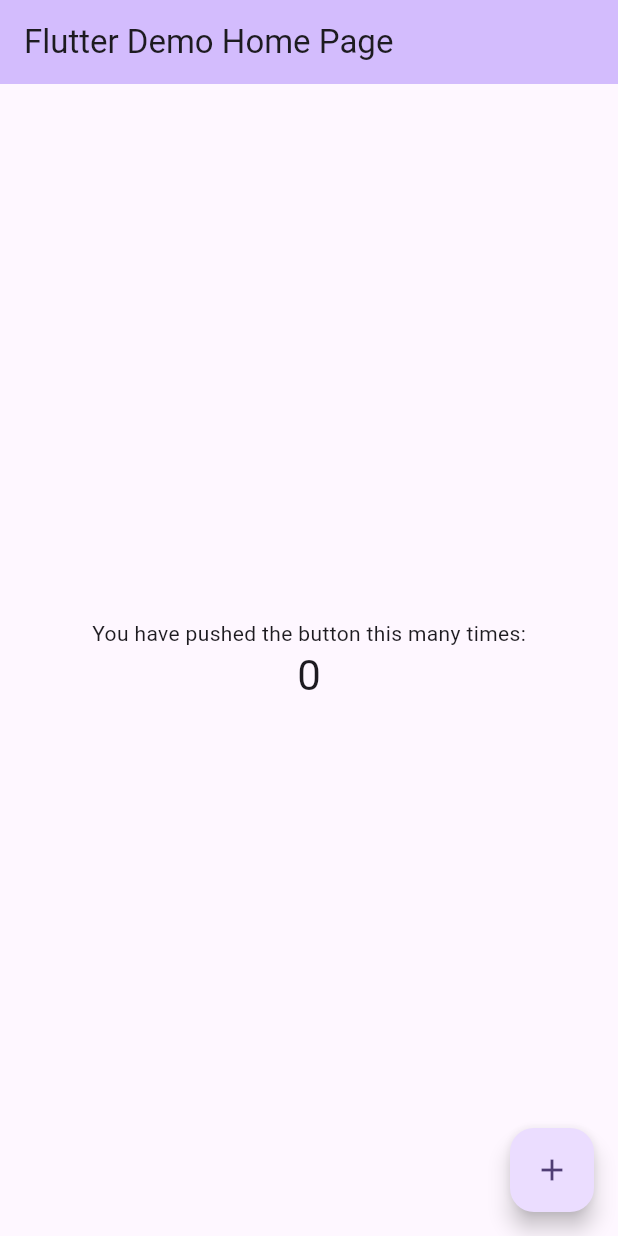
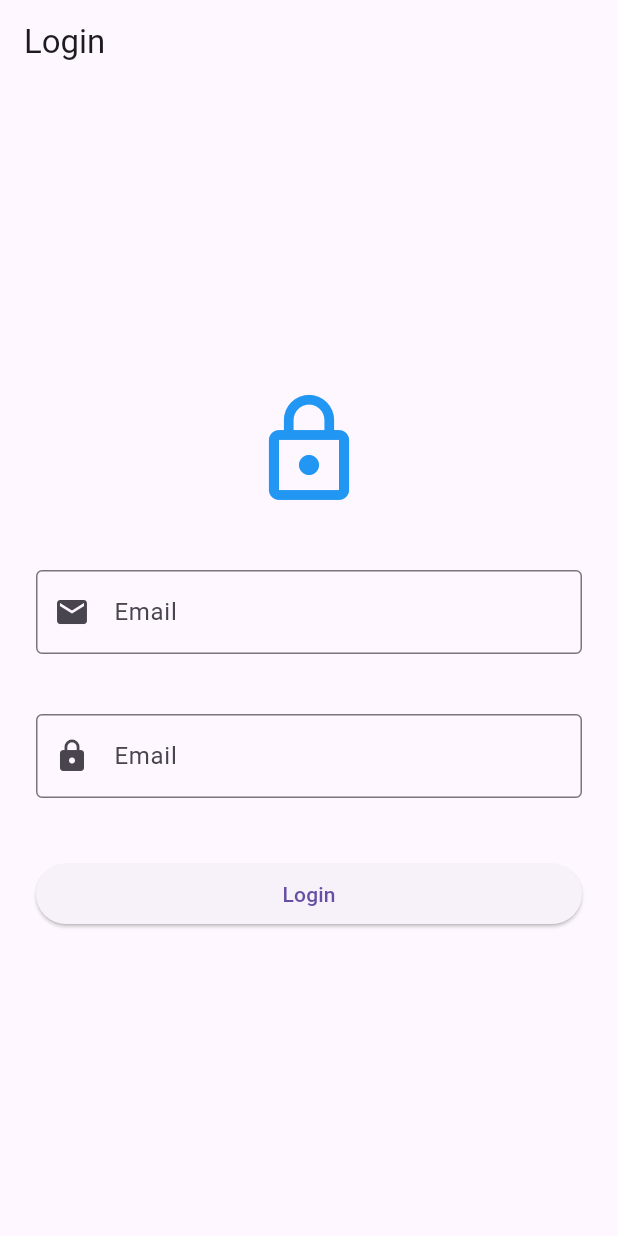
Before and after one commit to howlader97/Auth_flow_bloc_clean_architecture, a Flutter app: the screen it shows after launch, on a phone screen of 412 x 824 dp. Run offline on Flutter 3.47's test engine with Material 3 defaults, Android fonts, the phone set to English and light mode, and no system bars; our stand-ins replace dartz, equatable, flutter_bloc, get_it, go_router, shared_preferences.

Commit message:
auth flow have been done

```diff
--- a/lib/features/auth/domain/repository/auth_repository.dart
+++ b/lib/features/auth/domain/repository/auth_repository.dart
@@ -1,6 +1,5 @@
 import 'package:auth_flow_block_cleanarchitecture/features/auth/domain/entity/user_entity.dart';
 import 'package:dartz/dartz.dart';
-
 import '../../../../core/error/failures.dart';
 
 abstract class AuthRepository {
--- a/lib/features/auth/presentation/bloc/auth_bloc.dart
+++ b/lib/features/auth/presentation/bloc/auth_bloc.dart
@@ -21,6 +21,7 @@ class AuthBloc extends Bloc<AuthEvent, AuthState> {
     required this.getCurrentUserUseCase,
     required this.checkAuthUseCase,
   }) : super(AuthInitial()) {
+
     on<AuthCheckRequested>(_onAuthCheckRequested);
     on<AuthLoginRequested>(_onAuthLoginRequested);
     on<AuthLogoutRequested>(_onAuthLogoutRequested);
--- /dev/null
+++ b/lib/features/auth/presentation/pages/login_page.dart
@@ -0,0 +1,90 @@
+import 'package:auth_flow_block_cleanarchitecture/features/auth/presentation/bloc/auth_event.dart';
+import 'package:auth_flow_block_cleanarchitecture/features/auth/presentation/bloc/auth_state.dart';
+import 'package:flutter/material.dart';
+import 'package:flutter_bloc/flutter_bloc.dart';
+
+import '../bloc/auth_bloc.dart';
+
+class LoginPage extends StatefulWidget {
+  const LoginPage({super.key});
+
+  @override
+  State<LoginPage> createState() => _LoginPageState();
+}
+
+class _LoginPageState extends State<LoginPage> {
+  final _formKey = GlobalKey<FormState>();
+  final _emailController = TextEditingController();
+  final _passwordController = TextEditingController();
+
+  @override
+  void dispose() {
+    _emailController.dispose();
+    _passwordController.dispose();
+    super.dispose();
+  }
+
+  void _handleLogin() {
+    if (_formKey.currentState!.validate()) {
+      context.read<AuthBloc>().add(
+        AuthLoginRequested(
+          email: _emailController.text.trim(),
+          password: _passwordController.text,
+        ),
+      );
+    }
+  }
+
+  @override
+  Widget build(BuildContext context) {
+    return Scaffold(
+      appBar: AppBar(title: Text('Login')),
+      body: BlocConsumer<AuthBloc, AuthState>(
+        builder: (context, state) {
+          final isLoading = state is AuthLoading;
+          return Padding(
+            padding: EdgeInsets.all(24),
+            child: Form(
+              key: _formKey,
+              child: Column(
+                mainAxisAlignment: MainAxisAlignment.center,
+                crossAxisAlignment: CrossAxisAlignment.stretch,
+                children: [
+                  Icon(Icons.lock_outline, size: 80, color: Colors.blue),
+                  SizedBox(height: 40),
+                  TextFormField(
+                    controller: _emailController,
+                    enabled: !isLoading,
+                    keyboardType: TextInputType.emailAddress,
+                    decoration: InputDecoration(
+                      labelText: 'Email',
+                      border: OutlineInputBorder(),
+                      prefixIcon: Icon(Icons.email),
+                    ),
+                  ),
+                  SizedBox(height: 40),
+                  TextFormField(
+                    controller: _passwordController,
+                    enabled: !isLoading,
+                    keyboardType: TextInputType.number,
+                    decoration: InputDecoration(
+                      labelText: 'Email',
+                      border: OutlineInputBorder(),
+                      prefixIcon: Icon(Icons.lock),
+                    ),
+                  ),
+                  SizedBox(height: 40),
+                  ElevatedButton(
+                    onPressed: isLoading ? null : _handleLogin,
+                    child:isLoading ? SizedBox(height: 20,width: 20,child: CircularProgressIndicator(strokeWidth: 2,),): Text('Login'),
+                  ),
+                ],
+              ),
+            ),
+          );
+        },
+        listener: (BuildContext context, AuthState state) {},
+      ),
+    );
+  }
+}
--- a/lib/main.dart
+++ b/lib/main.dart
@@ -1,100 +1,32 @@
+import 'package:auth_flow_block_cleanarchitecture/router.dart';
 import 'package:flutter/material.dart';
+import 'package:flutter_bloc/flutter_bloc.dart';
 
-void main() {
+import 'features/auth/presentation/bloc/auth_bloc.dart';
+import 'injection_container.dart' ;
+
+Future<void> main() async {
+  WidgetsFlutterBinding.ensureInitialized();
+  await init();
   runApp(const MyApp());
 }
-
 class MyApp extends StatelessWidget {
   const MyApp({super.key});
 
-  // This widget is the root of your application.
   @override
   Widget build(BuildContext context) {
-    return MaterialApp(
-      title: 'Flutter Demo',
-      theme: ThemeData(
+    return BlocProvider(
+        create: (_) => sl<AuthBloc>(),
+    child: Builder(builder: (context) {
+      final authBloc = context.read<AuthBloc>();
+      final appRoute = AppRouter(authBloc: authBloc);
 
-        colorScheme: .fromSeed(seedColor: Colors.deepPurple),
-      ),
-      home: const MyHomePage(title: 'Flutter Demo Home Page'),
-    );
+      return MaterialApp.router(
+        title:  'Auth Clean App',
+        routerConfig: appRoute.router,
+        debugShowCheckedModeBanner: false,
+      );
+
+    }),);
   }
 }
-
-class MyHomePage extends StatefulWidget {
-  const MyHomePage({super.key, required this.title});
-
-  // This widget is the home page of your application. It is stateful, meaning
-  // that it has a State object (defined below) that contains fields that affect
-  // how it looks.
-
-  // This class is the configuration for the state. It holds the values (in this
-  // case the title) provided by the parent (in this case the App widget) and
-  // used by the build method of the State. Fields in a Widget subclass are
-  // always marked "final".
-
-  final String title;
-
-  @override
-  State<MyHomePage> createState() => _MyHomePageState();
-}
-
-class _MyHomePageState extends State<MyHomePage> {
-  int _counter = 0;
-
-  void _incrementCounter() {
-    setState(() {
-      // This call to setState tells the Flutter framework that something has
-      // changed in this State, which causes it to rerun the build method below
-      // so that the display can reflect the updated values. If we changed
-      // _counter without calling setState(), then the build method would not be
-      // called again, and so nothing would appear to happen.
-      _counter++;
-    });
-  }
-
-  @override
-  Widget build(BuildContext context) {
-    // This method is rerun every time setState is called, for instance as done
-    // by the _incrementCounter method above.
-    //
-    // The Flutter framework has been optimized to make rerunning build methods
-    // fast, so that you can just rebuild anything that needs updating rather
-    // than having to individually change instances of widgets.
-    return Scaffold(
-      appBar: AppBar(
-        // TRY THIS: Try changing the color here to a specific color (to
-        // Colors.amber, perhaps?) and trigger a hot reload to see the AppBar
-        // change color while the other colors stay the same.
-        backgroundColor: Theme.of(context).colorScheme.inversePrimary,
-        // Here we take the value from the MyHomePage object that was created by
-        // the App.build method, and use it to set our appbar title.
-        title: Text(widget.title),
-      ),
-      body: Center(
-        // Center is a layout widget. It takes a single child and positions it
-        // in the middle of the parent.
-        child: Column(
-
-
-          // TRY THIS: Invoke "debug painting" (choose the "Toggle Debug Paint"
-          // action in the IDE, or press "p" in the console), to see the
-          // wireframe for each widget.
-          mainAxisAlignment: .center,
-          children: [
-            const Text('You have pushed the button this many times:'),
-            Text(
-              '$_counter',
-              style: Theme.of(context).textTheme.headlineMedium,
-            ),
-          ],
-        ),
-      ),
-      floatingActionButton: FloatingActionButton(
-        onPressed: _incrementCounter,
-        tooltip: 'Increment',
-        child: const Icon(Icons.add),
-      ),
-    );
-  }
-}
--- /dev/null
+++ b/lib/router.dart
@@ -0,0 +1,63 @@
+import 'dart:async';
+import 'package:auth_flow_block_cleanarchitecture/features/auth/presentation/bloc/auth_state.dart';
+import 'package:auth_flow_block_cleanarchitecture/features/auth/presentation/pages/home_page.dart';
+import 'package:flutter/cupertino.dart';
+import 'package:go_router/go_router.dart';
+import 'features/auth/presentation/bloc/auth_bloc.dart';
+import 'features/auth/presentation/pages/splash_pages.dart';
+import 'features/auth/presentation/pages/login_page.dart';
+
+class AppRouter {
+  final AuthBloc authBloc;
+
+  AppRouter({required this.authBloc});
+
+  GoRouter get router => GoRouter(
+    initialLocation: '/splash',
+    refreshListenable: GoRouterRefreshStream(authBloc.stream),
+    redirect: (context, state) {
+      final authState = authBloc.state;
+      final isGoingToLogin = state.matchedLocation == '/login';
+      final isGoingToSplash = state.matchedLocation == '/splash';
+
+      if (authState is AuthUnauthenticated || authState is AuthError) {
+        return isGoingToLogin ? null : '/login';
+      }
+      if (authState is AuthAuthenticated) {
+        if (isGoingToLogin || isGoingToSplash) {
+          return '/home';
+        }
+      }
+      return null;
+    },
+    routes: [
+      GoRoute(
+        path: '/splash',
+        builder: (context, state) {
+          return SplashPages();
+        },
+      ),
+      GoRoute(
+        path: '/login',
+        builder: (context, state) {
+          return const LoginPage();
+        },
+      ),
+      GoRoute(
+        path: '/home',
+        builder: (context, state) {
+          return HomePage();
+        },
+      ),
+    ],
+  );
+}
+
+class GoRouterRefreshStream extends ChangeNotifier {
+  GoRouterRefreshStream(Stream stream) {
+    notifyListeners();
+    _subscription = stream.asBroadcastStream().listen((_) => notifyListeners());
+  }
+
+  late final StreamSubscription _subscription;
+}
```
Also changed, not shown: lib/features/auth/presentation/pages/home_page.dart (added, +56 -0 lines), lib/features/auth/presentation/pages/splash_pages.dart (added, +26 -0 lines).
